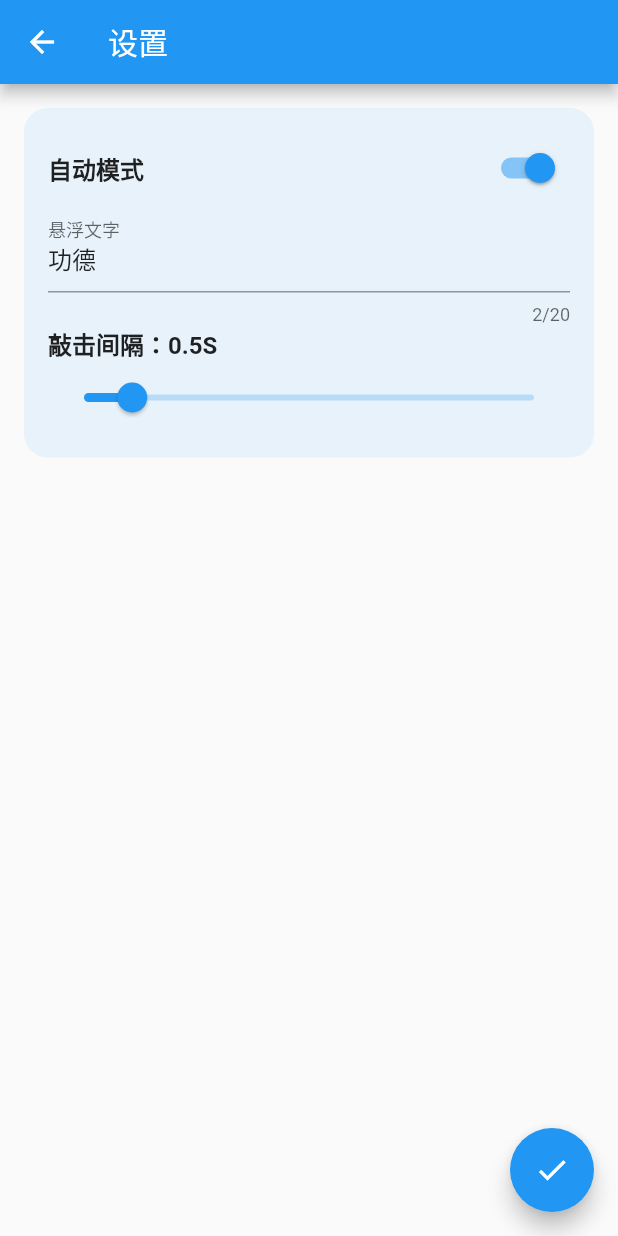
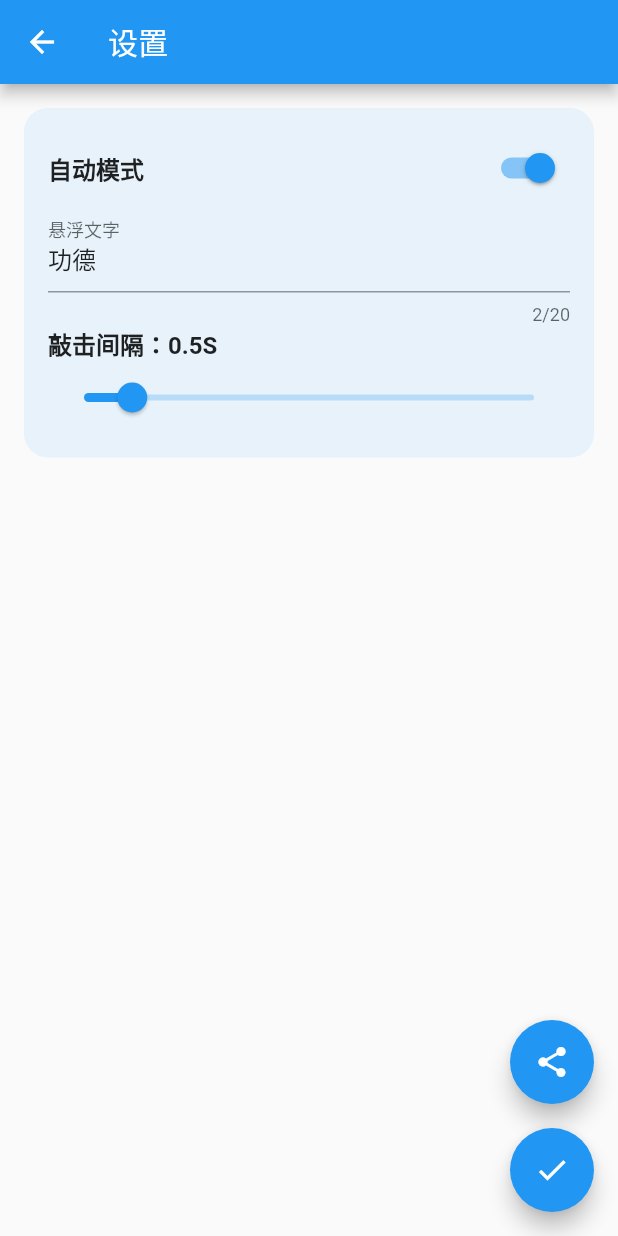
Before and after one commit to rtugeek/wooden_fish, a Flutter app: the screen it shows after launch, after a tap on the "settings" icon, on a phone screen of 412 x 824 dp. Run offline on Flutter 3.47's test engine with Material 2 defaults, Android fonts, the phone set to English and light mode, and no system bars; our stand-ins replace animate_do, audioplayers, flutter_svg, get, hive, hive_flutter; missing offline and left inert: clipboard; accounts and stored records are empty.

```diff
--- a/build.json
+++ b/build.json
@@ -8,5 +8,6 @@
       "platform": "windows",
       "mode": "exe"
     }
-  }
+  },
+  "modules": []
 }
--- a/lib/main.dart
+++ b/lib/main.dart
@@ -26,6 +26,7 @@ class MyApp extends StatelessWidget {
   Widget build(BuildContext context) {
     return GetMaterialApp(
       title: 'Flutter Demo',
+      debugShowCheckedModeBanner: false,
       theme: ThemeData(
         primarySwatch: Colors.blue,
       ),
--- a/lib/settings/settings_view.dart
+++ b/lib/settings/settings_view.dart
@@ -1,3 +1,4 @@
+import 'package:clipboard/clipboard.dart';
 import 'package:flutter/material.dart';
 import 'package:get/get.dart';
 
@@ -66,11 +67,23 @@ class SettingsPage extends StatelessWidget {
           );
         }),
       ),
-      floatingActionButton: FloatingActionButton(
-        onPressed: () {
-          logic.save();
-        },
-        child: const Icon(Icons.check),
+      floatingActionButton: Wrap(
+        direction: Axis.vertical,
+        spacing: 16,
+        children: [
+          FloatingActionButton(
+            onPressed: () {
+             logic.share(context);
+            },
+            child: const Icon(Icons.share),
+          ),
+          FloatingActionButton(
+            onPressed: () {
+              logic.save();
+            },
+            child: const Icon(Icons.check),
+          ),
+        ],
       ),
     );
   }
--- a/lib/wooden_fish/wooden_fish_logic.dart
+++ b/lib/wooden_fish/wooden_fish_logic.dart
@@ -22,7 +22,7 @@ class WoodenFishLogic extends GetxController {
     getTemporaryDirectory().then((tempDir) async {
       String tempPath = tempDir.path;
       for (int i = 0; i < 10; i++) {
-        var file = File("$tempPath/hit$i.mp3");
+        var file = File("$tempPath/hit_$i.mp3");
         if (!file.existsSync()) {
           ByteData data = await rootBundle.load(Assets.audioHit);
           List<int> bytes =
@@ -90,6 +90,7 @@ class WoodenFishLogic extends GetxController {
               fadeOutUp.removeAt(0);
             });
           },
+          duration: Duration(seconds: 2),
           child: Text(
             "${_settings.text}+1",
             style: const TextStyle(color: Colors.white, fontSize: 32),
--- a/pubspec.yaml
+++ b/pubspec.yaml
@@ -18,6 +18,7 @@ dependencies:
   get: ^4.6.5
   hive: ^2.2.3
   path_provider: ^2.0.11
+  clipboard: ^0.1.3
   hive_flutter: ^1.1.0
 dev_dependencies:
   flutter_test:
```
Also changed, not shown: lib/settings/settings_logic.dart (+10 -0 lines), screenshot.png (added), 4 other files.
